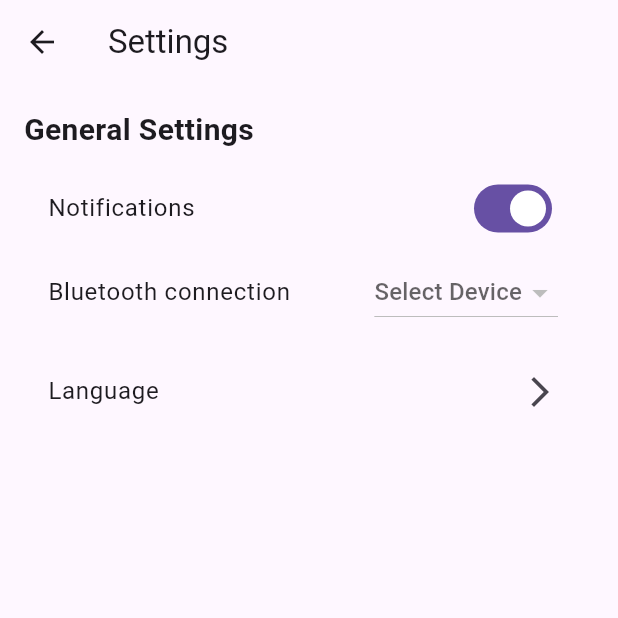
After one commit to Tim0n1/auto_guard, a Flutter app: the screen it shows after launch, after a tap on the "settings" icon, on a phone screen of 412 x 824 dp, the top half of it. The commit adds this screen. Run offline on Flutter 3.47's test engine with Material 3 defaults, Android fonts, the phone set to English and light mode, and no system bars; our stand-ins replace flutter_bluetooth_serial, flutter_local_notifications, location, permission_handler, shared_preferences; missing offline and left inert: dart:ffi, flutter_background, flutter_background_service, obd2_plugin, vin_decoder.

Commit message:
added settingsScreen

```diff
--- a/lib/main.dart
+++ b/lib/main.dart
@@ -14,6 +14,7 @@ import 'package:flutter_local_notifications/flutter_local_notifications.dart';
 import 'package:shared_preferences/shared_preferences.dart';
 import 'package:flutter_local_notifications/flutter_local_notifications.dart';
 import 'dart:ui';
+import 'settingsScreen.dart';
 import 'obd2.dart';
 
 String currentVersion = 'v0.1';
@@ -29,6 +30,13 @@ class MyApp extends StatelessWidget {
       title: 'Demo',
       theme: ThemeData(
         primaryColor: Colors.pink,
+        pageTransitionsTheme: const PageTransitionsTheme(
+          builders: <TargetPlatform, PageTransitionsBuilder>{
+            TargetPlatform.android: ZoomPageTransitionsBuilder(
+              allowEnterRouteSnapshotting: false,
+            ),
+          },
+        ),
         elevatedButtonTheme: ElevatedButtonThemeData(
           style: ElevatedButton.styleFrom(
             shape: RoundedRectangleBorder(
@@ -47,11 +55,16 @@ class BluetoothScreen extends StatefulWidget {
   _BluetoothScreenState createState() => _BluetoothScreenState();
 }
 
-class _BluetoothScreenState extends State<BluetoothScreen> {
+class _BluetoothScreenState extends State<BluetoothScreen>
+    with AutomaticKeepAliveClientMixin {
+  @override
+  bool get wantKeepAlive => true;
+
   BluetoothState _bluetoothState = BluetoothState.UNKNOWN;
   BluetoothDevice? _connectedDevice;
   bool _bluetoothPermissionGranted = false;
   bool _notificationsPermissionsGranted = false;
+
   bool _serviceRunning = true;
   bool _isDeviceCompatible = true;
   bool _isDeviceCompatibleButtonEnabled = true;
@@ -92,6 +105,8 @@ class _BluetoothScreenState extends State<BluetoothScreen> {
   }
 
   Future<void> startParamsExtraction() async {
+    final FlutterLocalNotificationsPlugin flutterLocalNotificationsPlugin =
+        FlutterLocalNotificationsPlugin();
     while (true) {
       await Future.delayed(Duration(milliseconds: 1000));
       //print(_serviceRunning);
@@ -108,11 +123,11 @@ class _BluetoothScreenState extends State<BluetoothScreen> {
           obd2.getConnection(
               _connectedDevice!, (connection) => null, (message) => null);
         } else {
-          final FlutterLocalNotificationsPlugin
-              flutterLocalNotificationsPlugin =
-              FlutterLocalNotificationsPlugin();
+          await Future.delayed(Duration(
+                milliseconds:
+                    await obd2.configObdWithJSON(StringJson().config)));
 
-          if (await obd2.hasConnection) {
+
             print('obd has connection');
             if (!(await obd2.isListenToDataInitialed)) {
               obd2.setOnDataReceived((command, response, requestCode) {
@@ -125,18 +140,6 @@ class _BluetoothScreenState extends State<BluetoothScreen> {
                 List<dynamic> parsedJson = [];
                 parsedJson = json.decode(response);
                 vinNumber = parsedJson[parsedJson.length - 1]['response'];
-
-                print("$command => $response");
-              });
-            }
-
-            await Future.delayed(Duration(
-                milliseconds:
-                    await obd2.getParamsFromJSON(StringJson().params)));
-            // List<dynamic> parsedJson = [];
-            // parsedJson = json.decode(response);
-            // print("vin number $vinNumber");
-
                 flutterLocalNotificationsPlugin.show(
                 notificationId,
                 'S',
@@ -150,9 +153,21 @@ class _BluetoothScreenState extends State<BluetoothScreen> {
                   ),
                 ),
               );
+
+                print("$command => $response");
+              });
+            }
+            while (await obd2.hasConnection && _connectedDevice!=null) {
+              await Future.delayed(Duration(
+                  milliseconds:
+                      await obd2.getParamsFromJSON(StringJson().params)));
+              // List<dynamic> parsedJson = [];
+              // parsedJson = json.decode(response);
+              // print("vin number $vinNumber");
             }
           }
-      } else {
+        }
+       else {
         print('no connected device');
       }
     }
@@ -277,9 +292,23 @@ class _BluetoothScreenState extends State<BluetoothScreen> {
 
   @override
   Widget build(BuildContext context) {
+    super.build(context);
     return Scaffold(
       appBar: AppBar(
         title: Text('Car Doctor $currentVersion'),
+        actions: [
+          IconButton(
+            icon: Icon(Icons.settings),
+            onPressed: () {
+              // Add functionality for the settings button here
+              // For example, navigate to settings screen
+              Navigator.push(
+                context,
+                MaterialPageRoute(builder: (context) => SettingsPage()),
+              );
+            },
+          ),
+        ],
       ),
       body: Stack(
         children: [
@@ -428,7 +457,7 @@ class _BluetoothScreenState extends State<BluetoothScreen> {
                 Expanded(
                   child: Text(
                     !_isDeviceCompatible
-                        ? "Device is not compatible"
+                        ? "Device is not\n compatible"
                         : carInformation['manufacturer'] == null
                             ? 'Check OBD\n compatibility'
                             : "${carInformation['manufacturer']}\n${carInformation['model']}",
--- /dev/null
+++ b/lib/settingsScreen.dart
@@ -0,0 +1,179 @@
+import 'package:flutter/material.dart';
+import 'package:flutter_bluetooth_serial/flutter_bluetooth_serial.dart';
+import 'package:obd2_plugin/obd2_plugin.dart';
+
+class SettingsPage extends StatefulWidget {
+  @override
+  _SettingsPageState createState() => _SettingsPageState();
+}
+
+class _SettingsPageState extends State<SettingsPage>
+    with AutomaticKeepAliveClientMixin {
+  @override
+  bool get wantKeepAlive => true;
+
+  List<BluetoothDevice>? devices;
+  BluetoothState? bluetoothState;
+  BluetoothDevice? selectedDevice;
+  bool areNotificationsEnabled = true;
+  bool isLoading = true;
+  bool isConnected = false;
+
+  @override
+  void dispose() {
+    super.dispose();
+  }
+
+  @override
+  void initState() {
+    super.initState();
+    FlutterBluetoothSerial.instance.state.then((state) {
+      setState(() {
+        bluetoothState = state;
+        print(state);
+      });
+    });
+    getPairedDevices();
+  }
+
+  Future<void> getPairedDevices() async {
+    bluetoothState = await FlutterBluetoothSerial.instance.state;
+    print(bluetoothState == BluetoothState.STATE_ON);
+    while (bluetoothState == BluetoothState.STATE_ON) {
+      await Future.delayed(Duration(seconds: 1));
+      if (!isConnected) {
+        List<BluetoothDevice> pairedDevices =
+            await FlutterBluetoothSerial.instance.getBondedDevices();
+        setState(() {
+          devices = pairedDevices;
+          isLoading = false;
+        });
+      }
+    }
+  }
+
+  Future<void> closeConnectedDevice() async {
+    List<BluetoothDevice> devices =
+        await FlutterBluetoothSerial.instance.getBondedDevices();
+    for (var i = 0; i < devices.length; i++) {
+      if (devices[i].isConnected) {
+        BluetoothConnection.toAddress(devices[i].address).then((connection) {
+          connection.close();
+        });
+      }
+    }
+  }
+
+  Future<void> connectToDevice(BluetoothDevice? device) async {
+    setState(() {
+      isLoading = true;
+    });
+
+    if (device != null) {
+      try {
+        await closeConnectedDevice();
+        // Connect to the selected device
+        BluetoothConnection connection =
+            await BluetoothConnection.toAddress(device.address);
+
+        // Do something with the connection (e.g., read/write data)
+        ScaffoldMessenger.of(context).showSnackBar(
+          SnackBar(
+            content: Text('Connected to ${device.name}'),
+            duration: const Duration(seconds: 3),
+          ),
+        );
+
+        setState(() {
+          isConnected = true;
+          isLoading = false;
+        });
+
+        print("Connected ${device.name}");
+      } catch (e) {
+        ScaffoldMessenger.of(context).showSnackBar(
+          SnackBar(
+            content: Text('Can\'t connect to ${device.name}',
+                selectionColor: Colors.red),
+            duration: const Duration(seconds: 3),
+          ),
+        );
+        setState(() {
+          isLoading = false;
+          isConnected = false;
+        });
+      }
+    } else {
+      setState(() {
+        isLoading = false;
+        isConnected = false;
+      });
+      print('No selected device');
+    }
+  }
+
+  @override
+  Widget build(BuildContext context) {
+    super.build(context);
+    return Scaffold(
+      appBar: AppBar(
+        title: Text('Settings'),
+      ),
+      body: Padding(
+        padding: const EdgeInsets.all(16.0),
+        child: Column(
+          crossAxisAlignment: CrossAxisAlignment.start,
+          children: [
+            const Text(
+              'General Settings',
+              style: TextStyle(fontSize: 20, fontWeight: FontWeight.bold),
+            ),
+            const SizedBox(height: 10),
+            ListTile(
+              title: const Text('Notifications'),
+              trailing: Switch(
+                value: areNotificationsEnabled,
+                onChanged: (bool newValue) {
+                  setState(() {
+                    areNotificationsEnabled = newValue;
+                  });
+                },
+              ),
+            ),
+            ListTile(
+              title: const Text('Bluetooth connection'),
+              trailing: isLoading
+                  ? const CircularProgressIndicator()
+                  : DropdownButton<BluetoothDevice>(
+                      value: selectedDevice,
+                      hint: const Text('Select Device'),
+                      onChanged: (BluetoothDevice? newValue) {
+                        setState(() {
+                          selectedDevice = newValue;
+                        });
+                        connectToDevice(selectedDevice);
+                      },
+                      items: devices?.map((BluetoothDevice device) {
+                        return DropdownMenuItem<BluetoothDevice>(
+                          value: device,
+                          child: Text(device.name!),
+                        );
+                      }).toList(),
+                    ),
+            ),
+            const SizedBox(height: 10),
+            ListTile(
+              title: const Text('Language'),
+              trailing: const Icon(Icons.arrow_forward_ios),
+              onTap: () {
+                // Implement action for language settings
+                // For example: navigate to language selection screen
+              },
+            ),
+            // Add more settings as needed
+          ],
+        ),
+      ),
+    );
+  }
+}
```
Also changed, not shown: lib/obd2.dart (+14 -0 lines). Lines whose indentation alone changed are shown as unchanged.
